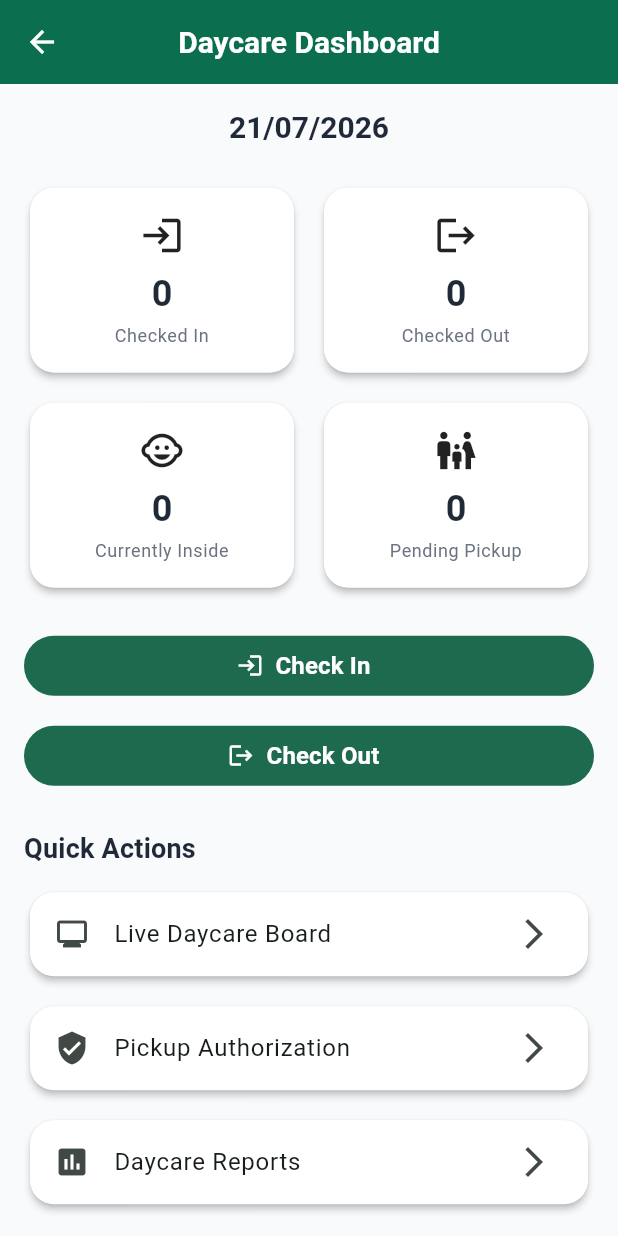
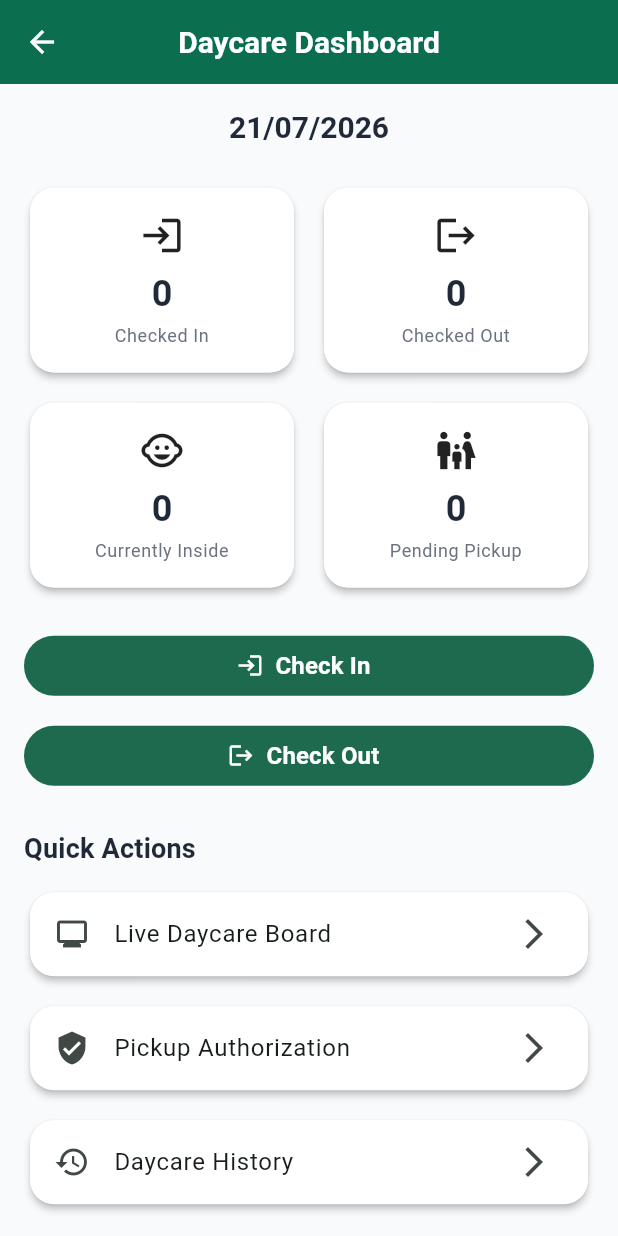
Before and after one commit to bhagwatgouri-beep/cubs_corner_connect, a Flutter app: the DaycareDashboardScreen screen opened directly, on a phone screen of 412 x 824 dp. Run offline on Flutter 3.47's test engine with Material 3 defaults, Android fonts, the phone set to English and light mode, and no system bars; our stand-ins replace cloud_firestore, firebase_auth, firebase_core; accounts and stored records are empty.

```diff
--- a/lib/features/admin/daycare/daycare_dashboard_screen.dart
+++ b/lib/features/admin/daycare/daycare_dashboard_screen.dart
@@ -1,12 +1,11 @@
 import 'package:flutter/material.dart';
 
 import '../../../repositories/daycare_repository.dart';
-
+import 'daycare_history_screen.dart';
 import 'check_in_screen.dart';
 import 'check_out_screen.dart';
 import 'live_daycare_board_screen.dart';
 import 'pickup_authorization_screen.dart';
-import 'daycare_reports_screen.dart';
 
 class DaycareDashboardScreen extends StatefulWidget {
   const DaycareDashboardScreen({super.key});
@@ -173,14 +172,14 @@ const SizedBox(height: 24),
   const SizedBox(height: 12),
 
   _QuickActionCard(
-    title: 'Daycare Reports',
-    icon: Icons.assessment,
+    title: 'Daycare History',
+    icon: Icons.history,
     onTap: () {
       Navigator.push(
         context,
         MaterialPageRoute(
           builder: (_) =>
-          const DaycareReportsScreen(),
+          const DaycareHistoryScreen(),
         ),
       );
     },
@@ -241,7 +240,6 @@ class _QuickActionCard extends StatelessWidget {
   final VoidCallback onTap;
 
   const _QuickActionCard({
-    super.key,
     required this.title,
     required this.icon,
     required this.onTap,
```
